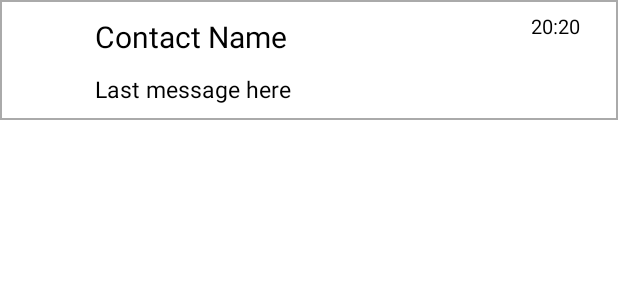
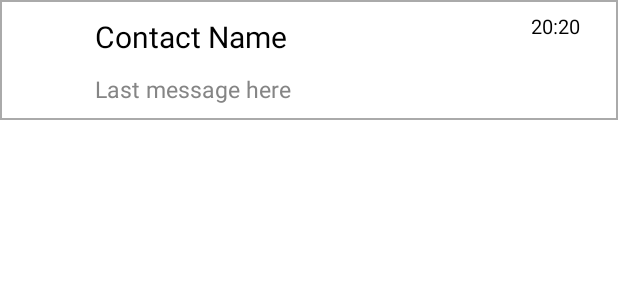
Before and after one commit to adi604/WhatsAppAndroid, an Android app: the layout contact_item.xml on its own in the app's theme, with its tools: preview values and no code run, on a phone screen of 412 x 824 dp. Shown: the top 300 px of the screen. Run offline under Robolectric (Android 15) with nearby library versions, the phone set to English and light mode, and no system bars.

Commit message:
lasttttt
lasttttt

```diff
--- a/Android/app/src/main/res/layout/contact_item.xml
+++ b/Android/app/src/main/res/layout/contact_item.xml
@@ -52,7 +52,7 @@
                 android:layout_height="wrap_content"
                 android:layout_marginStart="8dp"
                 android:text="Last message here"
-                android:textColor="@color/black"
+                android:textColor="#858585"
                 android:textSize="15sp" />
         </LinearLayout>
 
```
